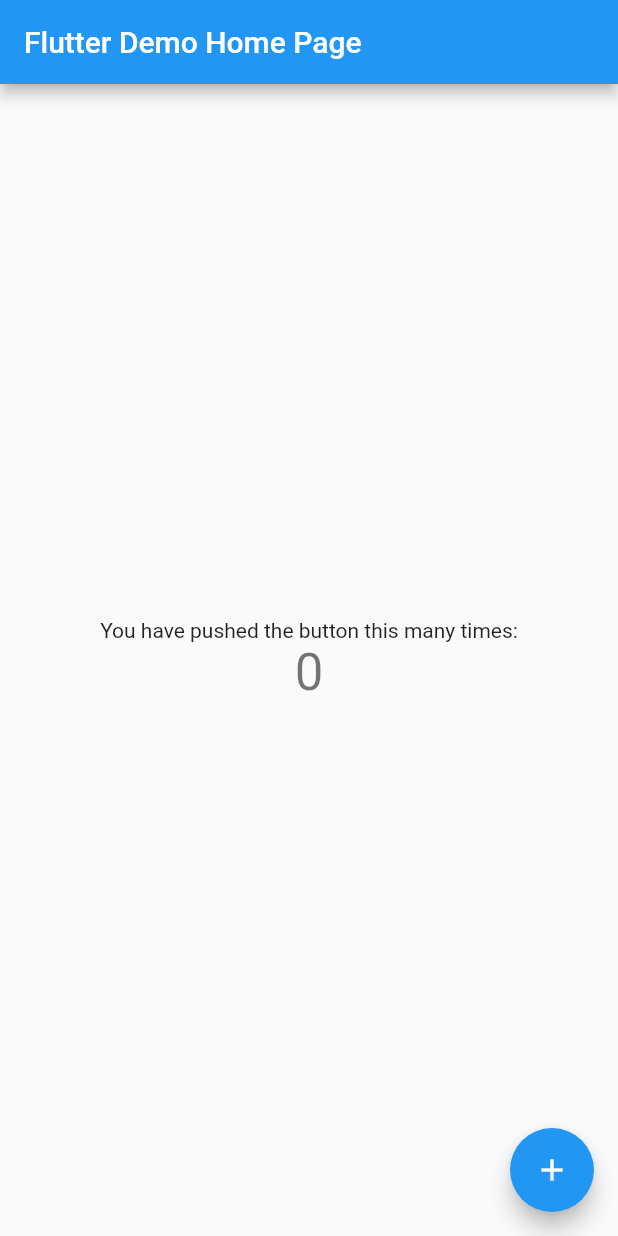
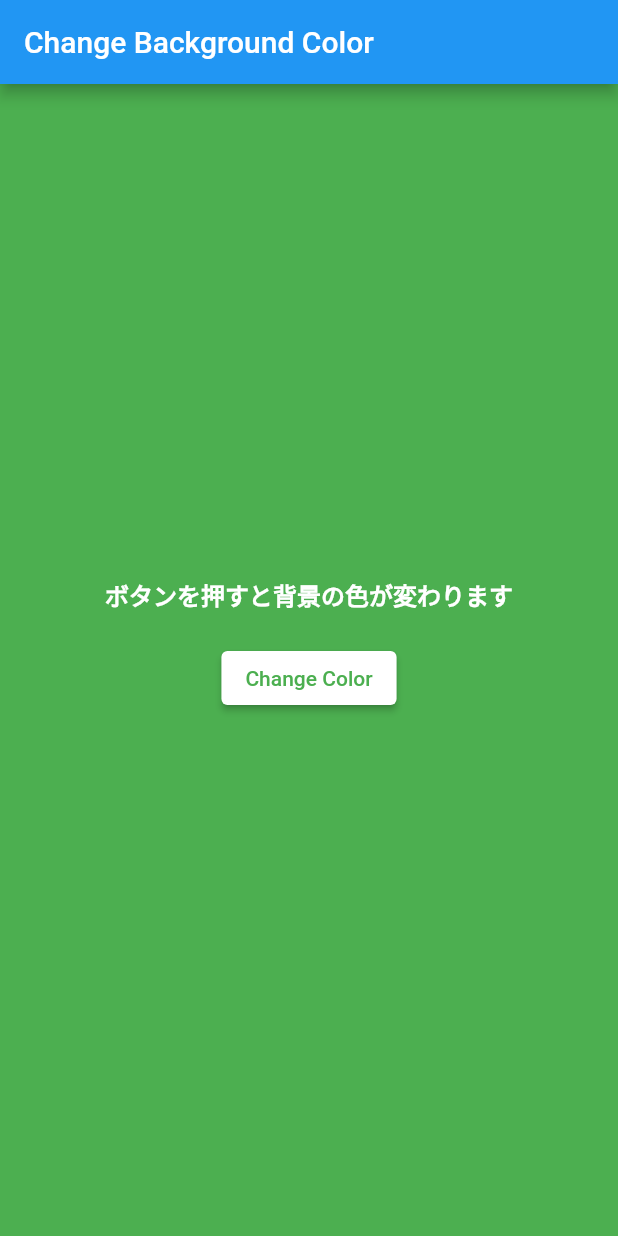
Before and after one commit to TokomaBaou/flutter_app_02, a Flutter app: the screen it shows after launch, on a phone screen of 412 x 824 dp. Run offline on Flutter 3.47's test engine with Material 2 defaults, Android fonts, the phone set to English and light mode, and no system bars; our stand-ins replace flutter_hooks.

Commit message:
Change Background Color の実装

```diff
--- a/lib/main.dart
+++ b/lib/main.dart
@@ -1,78 +1,71 @@
 import 'package:flutter/material.dart';
+import 'package:flutter_hooks/flutter_hooks.dart';
 
 void main() {
   runApp(const MyApp());
 }
 
-class MyApp extends StatelessWidget {
-  const MyApp({super.key});
+class MyApp extends HookWidget {
+  const MyApp({Key? key}) : super(key: key);
 
-  // This widget is the root of your application.
   @override
   Widget build(BuildContext context) {
     return MaterialApp(
-      title: 'Flutter Demo',
+      title: 'Change Button',
       theme: ThemeData(
-        // TODO: 背景色を変数に入れて可変にする
         primarySwatch: Colors.blue,
       ),
-      home: const MyHomePage(title: 'Flutter Demo Home Page'),
+      home: const MyAppPage(title: 'Change Background Color'),
     );
   }
 }
 
-class MyHomePage extends StatefulWidget {
-  const MyHomePage({super.key, required this.title});
+class MyAppPage extends HookWidget {
+  const MyAppPage({Key? key, required this.title}) : super(key: key);
 
   final String title;
-
-  @override
-  State<MyHomePage> createState() => _MyHomePageState();
-}
-
-// TODO: Provider やHooksを使いstateの管理を行う
-class _MyHomePageState extends State<MyHomePage> {
-  int _counter = 0;
-
-  void _incrementCounter() {
-    setState(() {
-      _counter++;
-    });
-  }
-
   @override
   Widget build(BuildContext context) {
-    // TODO: change color Buttonを作成する
-    // TODO: change color Button を押した時に背景の色が変化する 赤→青→緑
-    // TODO: button の文字を切り抜きにするか、透明にする
+    //インスタンスを作成
+    final change = useState(Colors.green);
     return Scaffold(
-      appBar: AppBar(
-        title: Text(widget.title),
-      ),
-      body: Center(
-        child: Column(
+        appBar: AppBar(
+          title: Text(title),
+        ),
+        backgroundColor: change.value,
+        body: Center(
+            child: Column(
           mainAxisAlignment: MainAxisAlignment.center,
           children: <Widget>[
             const Text(
-              'You have pushed the button this many times:',
+              'ボタンを押すと背景の色が変わります',
+              style: TextStyle(
+                  fontSize: 16,
+                  fontWeight: FontWeight.bold,
+                  color: Colors.white),
             ),
-            Text(
-              '$_counter',
-              style: Theme.of(context).textTheme.headline4,
+            Padding(
+              padding: const EdgeInsets.all(20.0),
+              child: ElevatedButton(
+                onPressed: () {
+                  if (change.value == Colors.green) {
+                    change.value = Colors.red;
+                  } else if (change.value == Colors.red) {
+                    change.value = Colors.blue;
+                  } else {
+                    change.value = Colors.green;
+                  }
+                },
+                style: ElevatedButton.styleFrom(
+                  foregroundColor: change.value,
+                  backgroundColor: Colors.white,
+                ),
+                child: const Text(
+                  "Change Color",
+                ),
+              ),
             ),
           ],
-        ),
-      ),
-      floatingActionButton: FloatingActionButton(
-        onPressed: _incrementCounter,
-        tooltip: 'Increment',
-        child: const Icon(Icons.add),
-      ),
-    );
+        )));
   }
 }
-
-//どんな仕組みだ　ボタンを押したらボタンイベントが発火して
-//イベントの関数が背景の色を帰る処理が実行される
-//元々、stateに背景色の値を保持しておいて、プロバイダーかhooksでstateの変更を行う
-//おそらくHooks だけで状態管理できそう　１ページで収まるから
--- a/pubspec.yaml
+++ b/pubspec.yaml
@@ -36,6 +36,7 @@ dependencies:
   # The following adds the Cupertino Icons font to your application.
   # Use with the CupertinoIcons class for iOS style icons.
   cupertino_icons: ^1.0.2
+  flutter_hooks: ^0.18.5+1
 
 dev_dependencies:
   flutter_test:
```
Also changed, not shown: pubspec.lock.
